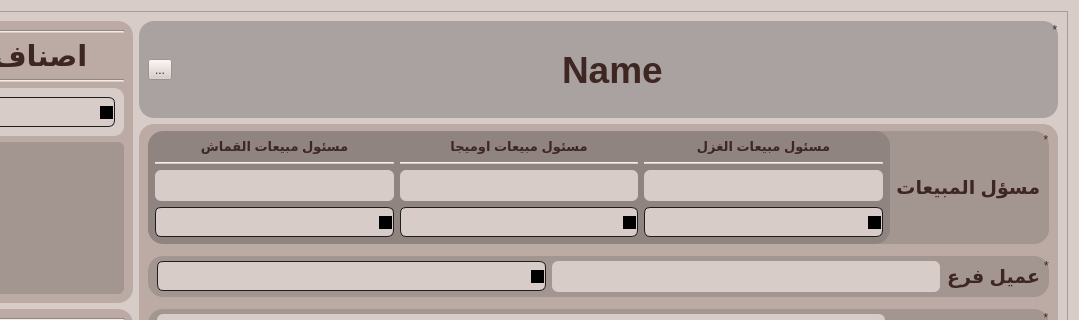
Before: the Qt Designer form Layouts/details_ui.ui in 3bdokha/Customers, drawn with Qt 5; both pictures show x 162 to 1241 and y 0 to 320 of the 1241 by 901 pixel window.
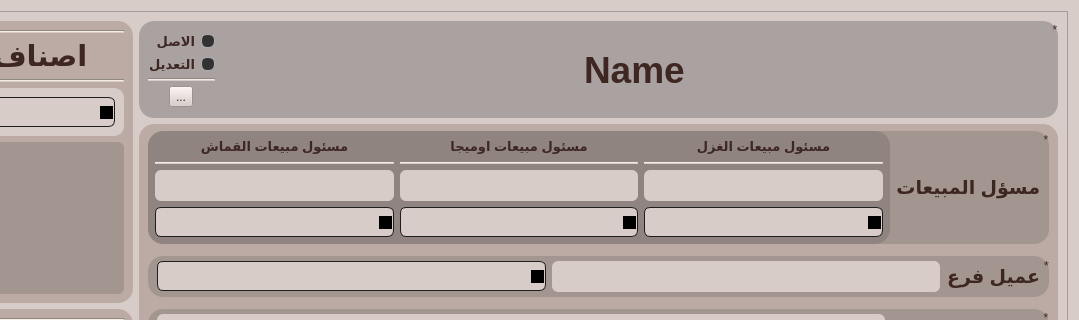
After: the same form once the commit is applied. Icons and pictures are not drawn.

Diff of the .ui file:
```diff
--- a/Layouts/details_ui.ui
+++ b/Layouts/details_ui.ui
@@ -1012,13 +1012,100 @@
              <property name="alignment">
               <set>Qt::AlignRight|Qt::AlignTrailing|Qt::AlignVCenter</set>
              </property>
-             <layout class="QHBoxLayout" name="horizontalLayout_11" stretch="0,0">
+             <layout class="QHBoxLayout" name="horizontalLayout_11" stretch="0,1">
               <item>
-               <widget class="QToolButton" name="btnEdit">
-                <property name="text">
-                 <string>...</string>
+               <layout class="QVBoxLayout" name="verticalLayout_15" stretch="0,0,0,1">
+                <property name="spacing">
+                 <number>3</number>
                 </property>
-               </widget>
+                <item>
+                 <widget class="QRadioButton" name="rbOriginal">
+                  <property name="font">
+                   <font>
+                    <pointsize>10</pointsize>
+                    <weight>75</weight>
+                    <bold>true</bold>
+                   </font>
+                  </property>
+                  <property name="layoutDirection">
+                   <enum>Qt::RightToLeft</enum>
+                  </property>
+                  <property name="text">
+                   <string>الاصل</string>
+                  </property>
+                  <property name="checked">
+                   <bool>true</bool>
+                  </property>
+                 </widget>
+                </item>
+                <item>
+                 <widget class="QRadioButton" name="rbEdit">
+                  <property name="font">
+                   <font>
+                    <pointsize>10</pointsize>
+                    <weight>75</weight>
+                    <bold>true</bold>
+                   </font>
+                  </property>
+                  <property name="layoutDirection">
+                   <enum>Qt::RightToLeft</enum>
+                  </property>
+                  <property name="text">
+                   <string>التعديل</string>
+                  </property>
+                 </widget>
+                </item>
+                <item>
+                 <widget class="Line" name="line_5">
+                  <property name="orientation">
+                   <enum>Qt::Horizontal</enum>
+                  </property>
+                 </widget>
+                </item>
+                <item>
+                 <layout class="QHBoxLayout" name="horizontalLayout_10">
+                  <item>
+                   <spacer name="horizontalSpacer_2">
+                    <property name="orientation">
+                     <enum>Qt::Horizontal</enum>
+                    </property>
+                    <property name="sizeType">
+                     <enum>QSizePolicy::Ignored</enum>
+                    </property>
+                    <property name="sizeHint" stdset="0">
+                     <size>
+                      <width>0</width>
+                      <height>20</height>
+                     </size>
+                    </property>
+                   </spacer>
+                  </item>
+                  <item>
+                   <widget class="QToolButton" name="btnEdit">
+                    <property name="text">
+                     <string>...</string>
+                    </property>
+                   </widget>
+                  </item>
+                  <item>
+                   <spacer name="horizontalSpacer">
+                    <property name="orientation">
+                     <enum>Qt::Horizontal</enum>
+                    </property>
+                    <property name="sizeType">
+                     <enum>QSizePolicy::Ignored</enum>
+                    </property>
+                    <property name="sizeHint" stdset="0">
+                     <size>
+                      <width>0</width>
+                      <height>20</height>
+                     </size>
+                    </property>
+                   </spacer>
+                  </item>
+                 </layout>
+                </item>
+               </layout>
               </item>
               <item>
                <widget class="QLineEdit" name="lblName">
```
Left out of the diff: 18 changed lines with no effect on the pictures.
